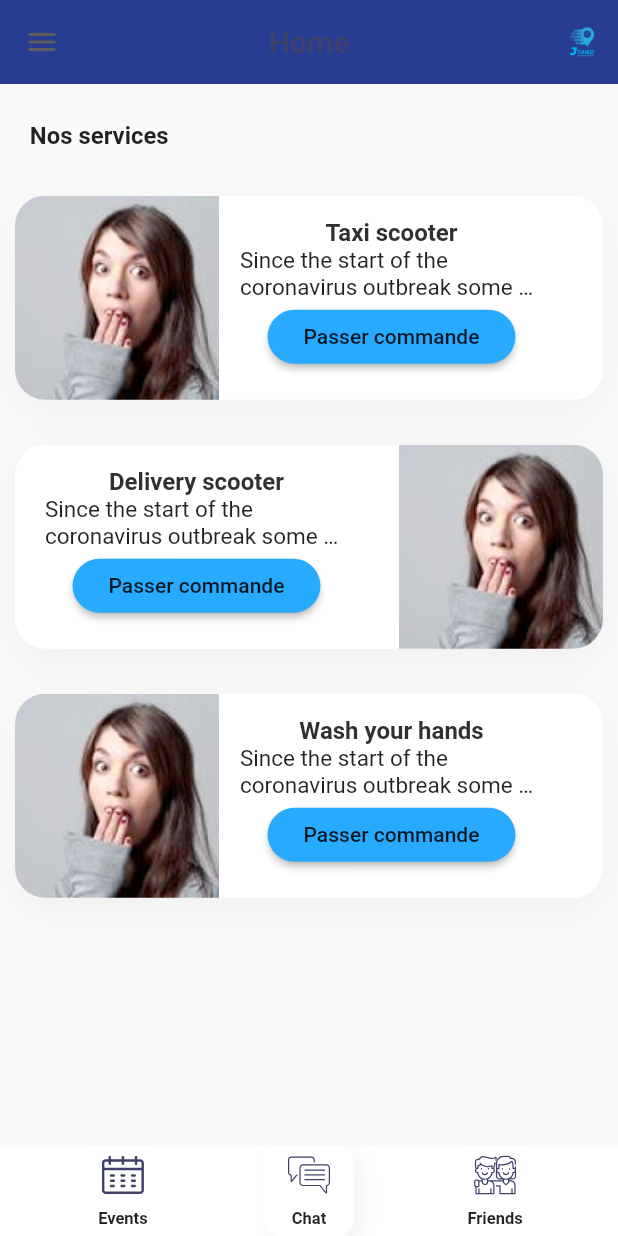
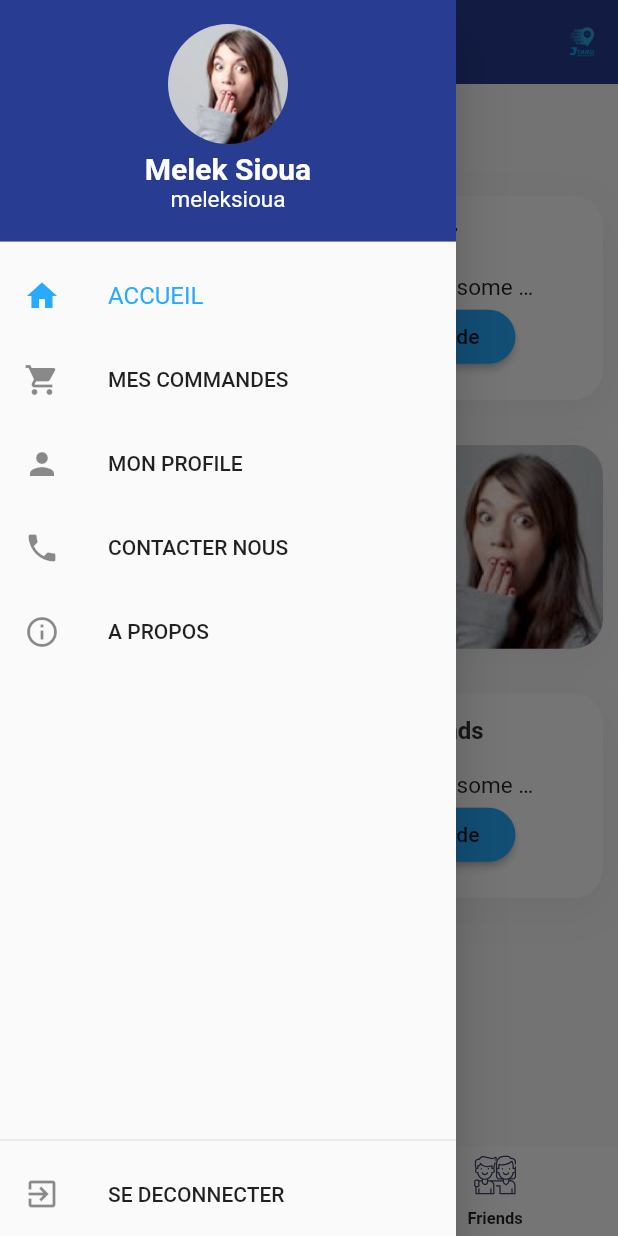
Before and after one commit to meleksioua/taxi_scooter, a Flutter app: the Home screen opened directly, with the side drawer open (before the commit the screen has no drawer), on a phone screen of 412 x 824 dp. Run offline on Flutter 3.47's test engine with Material 2 defaults, Android fonts, the phone set to English and light mode, and no system bars; our stand-ins replace flutter_svg.

Commit message:
create menu drawer

```diff
--- a/lib/screens/home/home.dart
+++ b/lib/screens/home/home.dart
@@ -2,6 +2,7 @@ import 'package:flutter/material.dart';
 import 'package:taxi_scooter/widgets/app_bar.dart';
 import 'package:taxi_scooter/widgets/custom_bottom_nav_bar.dart';
 import 'package:taxi_scooter/screens/home/local_widgets/body.dart';
+import 'package:taxi_scooter/widgets/menu_drawer.dart';
 
 
 class Home extends StatelessWidget {
@@ -10,6 +11,11 @@ class Home extends StatelessWidget {
     return Scaffold(
       extendBodyBehindAppBar: true,
       appBar: buildAppBar(context, title:'Home'),
+      drawer: MenuDrawer(
+        image: "assets/images/profile.png",
+        name: "Melek Sioua",
+        userName: "meleksioua",
+      ),
       body: SingleChildScrollView(
           child: Body()
       ),
--- a/lib/widgets/app_bar.dart
+++ b/lib/widgets/app_bar.dart
@@ -7,13 +7,7 @@ AppBar buildAppBar(BuildContext context,
   return AppBar(
     backgroundColor: isTransparent ? Colors.transparent : jPrimaryColor,
     elevation: 0,
-    leading: IconButton(
-      icon: Icon(
-        Icons.menu,
-        color: kIconColor,
-      ),
-      onPressed: () {},
-    ),
+
     title: ! isTransparent
         ? Text(
       isTransparent ? "" : title,
--- /dev/null
+++ b/lib/widgets/menu_drawer.dart
@@ -0,0 +1,129 @@
+import 'package:flutter/material.dart';
+import 'package:taxi_scooter/constants.dart';
+
+class MenuDrawer extends StatelessWidget{
+  final String image;
+  final String name;
+  final String userName;
+
+
+  const MenuDrawer({
+    Key key,
+    this.image,
+    this.name,
+    this.userName
+
+  }) : super(key: key);
+  @override
+  Widget build(BuildContext context) {
+    return Drawer(
+      child: Column(
+        children:[
+          Expanded(
+            child: ListView(
+              children: [
+
+                DrawerHeader(
+                  decoration: BoxDecoration(
+                      color: jPrimaryColor
+                  ),
+                  child: Container(
+                    child: Center(
+                      child: Column(
+                        children: [
+                          Container(
+                            width: 80,
+                            height: 80,
+                            margin: EdgeInsets.only(
+
+                              bottom: 5,
+                            ),
+                            decoration: BoxDecoration(
+                                shape: BoxShape.circle,
+                                image: DecorationImage(
+                                    image: AssetImage(image),
+                                    fit: BoxFit.fill
+                                )
+                            ),
+                          ),
+                          Text(
+                            name,
+                            overflow: TextOverflow.ellipsis,
+                            style: kTitleTextstyle.copyWith(
+                                fontSize: 20,
+                                color: kBackgroundColor
+                            ),
+                          ),
+                          Text(
+                            userName,
+                            overflow: TextOverflow.ellipsis,
+                            style: TextStyle(
+                                fontSize: 15,
+                                color: kBackgroundColor,
+                                fontWeight: FontWeight.normal
+
+                            ),
+                          ),
+                        ],
+                      ),
+                    ),
+
+                  ),
+                ),
+                ListTileTheme(
+                  selectedColor: jSecondColor,
+                  child: ListTile(
+                    selected: true,
+                    leading: Icon(Icons.home),
+                    title: Text('ACCUEIL'),
+                  ),
+                ),
+                ListTile(
+                  leading: Icon(Icons.shopping_cart),
+                  title: Text('MES COMMANDES'),
+
+                ),
+                ListTile(
+                  leading: Icon(Icons.person),
+                  title: Text('MON PROFILE'),
+                ),
+                ListTile(
+                  leading: Icon(Icons.phone),
+                  title: Text('CONTACTER NOUS'),
+                ),
+                ListTile(
+                  leading: Icon(Icons.info_outline),
+                  title: Text('A PROPOS'),
+                ),
+
+
+              ],
+            ),
+          ),
+          Align(
+              alignment: FractionalOffset.bottomCenter,
+              child: Container(
+                child: Column(
+                  children: [
+                    Divider(),
+                    ListTile(
+
+                      leading: Icon(Icons.exit_to_app),
+                      title: Text('SE DECONNECTER'),
+                    ),
+                  ],
+                ),
+              )
+          ),
+        ]
+      ),
+
+
+
+
+
+    );
+
+  }
+
+}
```
Also changed, not shown: 1 other file.
